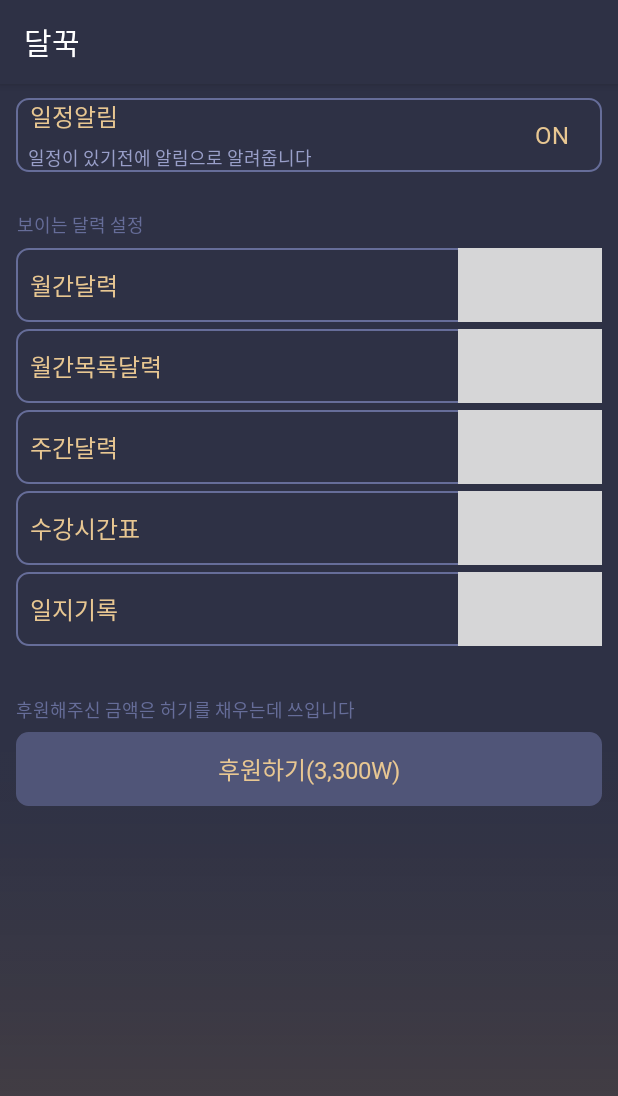
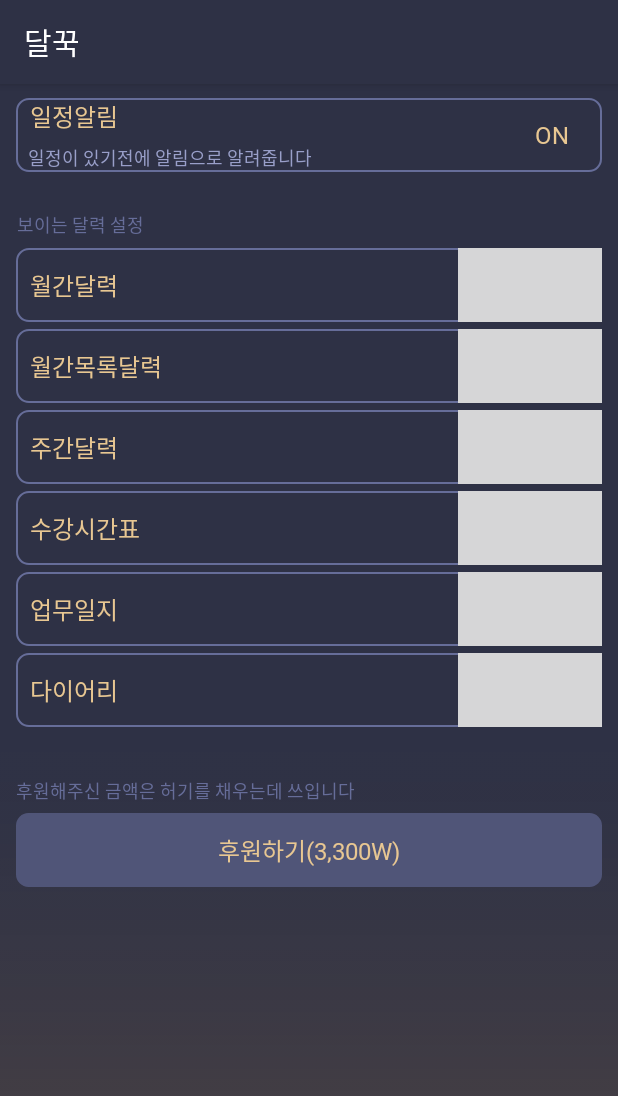
Before and after one commit to Pastel-Team/DalPook, an Android app: the fragment Fragment_Setting shown on its own in the app's theme, on a phone screen of 412 x 824 dp. Shown: the top 1096 px of the screen. Run offline under Robolectric (Android 15) with nearby library versions, the phone set to English and light mode, and no system bars.

Commit message:
10/25 설정 DB 구현

```diff
--- /dev/null
+++ b/app/src/main/java/com/pastel/dalpook/DB/DBHelper.java
@@ -0,0 +1,150 @@
+package com.pastel.dalpook.DB;
+
+import android.content.ContentValues;
+import android.content.Context;
+import android.database.Cursor;
+import android.database.sqlite.SQLiteDatabase;
+import android.database.sqlite.SQLiteOpenHelper;
+
+public class DBHelper extends SQLiteOpenHelper {
+
+    public static final String DATABASE_NAME = "dalpook.db";
+    private static final int DATABASE_VERSION = 3;
+
+    // 설정 테이블 T:true (on) / F:false (off)
+    public static final String TABLE_NAME_SET = "SETTINGS";
+    public static final String COLUMN_PUSH = "push";
+    public static final String COLUMN_MONTH = "month";
+    public static final String COLUMN_MONTH_LIST = "month_list";
+    public static final String COLUMN_WEEK = "week";
+    public static final String COLUMN_LESSON = "lesson";
+    public static final String COLUMN_WORK = "work";
+    public static final String COLUMN_DIARY = "diary";
+
+    // 기록 내용
+    public static final String TABLE_NAME_CONT = "CONTENTS";
+    public static final String COLUMN_DATE = "date";
+    public static final String COLUMN_TIME = "time";
+    public static final String COLUMN_CONT = "cont";
+    public static final String COLUMN_FLAG = "flag"; //달력 식별용.  M:월간 / W:주간 / L:수강표 / B:업무일지 / D:다이어리
+
+    public DBHelper(Context context) {
+        super(context, DATABASE_NAME, null, DATABASE_VERSION);
+    }
+
+    @Override
+    public void onCreate(SQLiteDatabase db) {
+
+        // 설정 테이블
+        db.execSQL(" CREATE TABLE " + TABLE_NAME_SET + " (" +
+                COLUMN_PUSH + " TEXT, " +
+                COLUMN_MONTH + " TEXT," +
+                COLUMN_MONTH_LIST + " TEXT," +
+                COLUMN_WEEK + " TEXT," +
+                COLUMN_LESSON + " TEXT," +
+                COLUMN_WORK + " TEXT," +
+                COLUMN_DIARY + " TEXT);"
+        );
+
+        // 기록 테이블
+        db.execSQL(" CREATE TABLE " + TABLE_NAME_CONT + " (" +
+                COLUMN_DATE + " TEXT, " +
+                COLUMN_TIME + " TEXT," +
+                COLUMN_CONT + " TEXT, " +
+                COLUMN_FLAG + " TEXT);"
+        );
+
+        // 초기 설정
+        ContentValues infValues = new ContentValues();
+        infValues.put(COLUMN_PUSH, "T"); // 초기 티어 돌맹이
+        infValues.put(COLUMN_MONTH, "T");
+        infValues.put(COLUMN_MONTH_LIST, "T");
+        infValues.put(COLUMN_WEEK, "T");
+        infValues.put(COLUMN_LESSON, "T");
+        infValues.put(COLUMN_WORK, "T");
+        infValues.put(COLUMN_DIARY, "T");
+        db.insert(TABLE_NAME_SET, null, infValues);
+    }
+
+    @Override
+    public void onUpgrade(SQLiteDatabase db, int oldVersion, int newVersion) {
+
+        // you can implement here migration process
+        db.execSQL("DROP TABLE IF EXISTS " + TABLE_NAME_SET);
+        db.execSQL("DROP TABLE IF EXISTS " + TABLE_NAME_CONT);
+        this.onCreate(db);
+    }
+
+    /**
+     * Query only 1 record
+     **/
+    // INF 데이터 셀렉트
+    public Cursor getSets() {
+        SQLiteDatabase db = this.getWritableDatabase();
+        String query = "SELECT  * FROM " + TABLE_NAME_SET;
+        Cursor cursor = db.rawQuery(query, null);
+
+        return cursor;
+    }
+
+    /**
+     * Query only 1 record
+     **/
+    // GOAL 데이터 셀렉트
+    public Cursor getConts() {
+        SQLiteDatabase db = this.getWritableDatabase();
+        String query = "SELECT  * FROM " + TABLE_NAME_CONT;
+        Cursor cursor = db.rawQuery(query, null);
+
+        return cursor;
+    }
+
+
+    // 세팅값 변경
+    public void updateSets(String content, String flag) {
+        SQLiteDatabase db = this.getWritableDatabase();
+
+        if(content.equals("push")){
+            db.execSQL("UPDATE " + TABLE_NAME_SET + " SET '" + COLUMN_PUSH + "' = '" + flag + "'");
+        }else if(content.equals("month")){
+            db.execSQL("UPDATE " + TABLE_NAME_SET + " SET '" + COLUMN_MONTH + "' = '" + flag + "'");
+        }else if(content.equals("month_list")){
+            db.execSQL("UPDATE " + TABLE_NAME_SET + " SET '" + COLUMN_MONTH_LIST + "' = '" + flag + "'");
+        }else if(content.equals("week")){
+            db.execSQL("UPDATE " + TABLE_NAME_SET + " SET '" + COLUMN_WEEK + "' = '" + flag + "'");
+        }else if(content.equals("lesson")){
+            db.execSQL("UPDATE " + TABLE_NAME_SET + " SET '" + COLUMN_LESSON + "' = '" + flag + "'");
+        }else if(content.equals("work")){
+            db.execSQL("UPDATE " + TABLE_NAME_SET + " SET '" + COLUMN_WORK + "' = '" + flag + "'");
+        }else if(content.equals("diary")){
+            db.execSQL("UPDATE " + TABLE_NAME_SET + " SET '" + COLUMN_DIARY + "' = '" + flag + "'");
+        }
+        //Toast.makeText(context, "수정되었습니다.", Toast.LENGTH_SHORT).show();
+    }
+
+    // 기록 내용 변경
+    public void updateConts(String date, String time, String content, String flag) {
+        SQLiteDatabase db = this.getWritableDatabase();
+        db.execSQL("UPDATE " + TABLE_NAME_CONT + " SET '" + COLUMN_DATE + "' = '" + date + "', '" + COLUMN_TIME + "' = '"+ time +"', '" + COLUMN_CONT + "', '" + content + "'" +
+                "WHERE '" + COLUMN_DATE + "' = '" + date + "' AND '" + COLUMN_TIME + "' = '" + time + "' AND '" + COLUMN_FLAG + "' = '" + flag + "'");
+    }
+
+    // 기록 내용 추가
+    public void insertConts(String date, String time, String content, String flag){
+        SQLiteDatabase db = this.getWritableDatabase();
+        ContentValues infValues = new ContentValues();
+        infValues.put(COLUMN_DATE, date);
+        infValues.put(COLUMN_TIME, time);
+        infValues.put(COLUMN_CONT, content);
+        infValues.put(COLUMN_FLAG, flag);
+        db.insert(TABLE_NAME_CONT, null, infValues);
+    }
+
+    // 기록 삭제
+    public void deleteConts(String date, String time, String flag) {
+        SQLiteDatabase db = this.getWritableDatabase();
+        db.execSQL("DELETE FROM " + TABLE_NAME_CONT + " WHERE '" + COLUMN_DATE + "' = '" + date + "' AND '" + COLUMN_TIME + "' = '" + time + "' AND '" + COLUMN_FLAG + "' = '" + flag + "'" );
+        //Toast.makeText(context, "삭제되었습니다.", Toast.LENGTH_SHORT).show();
+
+    }
+}
--- /dev/null
+++ b/app/src/main/java/com/pastel/dalpook/DB/DBModels.java
@@ -0,0 +1,107 @@
+package com.pastel.dalpook.DB;
+
+public class DBModels {
+
+    // 기록 내용
+    private String date;
+    private String time;
+    private String cont;
+    private String flag;
+
+    // 설정값
+    private String push;
+    private String month;
+    private String month_list;
+    private String week;
+    private String lesson;
+    private String work;
+    private String diary;
+
+    public String getDate() {
+        return date;
+    }
+
+    public void setDate(String date) {
+        this.date = date;
+    }
+
+    public String getTime() {
+        return time;
+    }
+
+    public void setTime(String time) {
+        this.time = time;
+    }
+
+    public String getCont() {
+        return cont;
+    }
+
+    public void setCont(String cont) {
+        this.cont = cont;
+    }
+
+    public String getFlag() {
+        return flag;
+    }
+
+    public void setFlag(String flag) {
+        this.flag = flag;
+    }
+
+    public String getPush() {
+        return push;
+    }
+
+    public void setPush(String push) {
+        this.push = push;
+    }
+
+    public String getMonth() {
+        return month;
+    }
+
+    public void setMonth(String month) {
+        this.month = month;
+    }
+
+    public String getMonth_list() {
+        return month_list;
+    }
+
+    public void setMonth_list(String month_list) {
+        this.month_list = month_list;
+    }
+
+    public String getWeek() {
+        return week;
+    }
+
+    public void setWeek(String week) {
+        this.week = week;
+    }
+
+    public String getLesson() {
+        return lesson;
+    }
+
+    public void setLesson(String lesson) {
+        this.lesson = lesson;
+    }
+
+    public String getWork() {
+        return work;
+    }
+
+    public void setWork(String work) {
+        this.work = work;
+    }
+
+    public String getDiary() {
+        return diary;
+    }
+
+    public void setDiary(String diary) {
+        this.diary = diary;
+    }
+}
--- a/app/src/main/java/com/pastel/dalpook/Fragment/Fragment_Setting.java
+++ b/app/src/main/java/com/pastel/dalpook/Fragment/Fragment_Setting.java
@@ -1,32 +1,198 @@
 package com.pastel.dalpook.Fragment;
 
+import android.database.Cursor;
 import android.os.Bundle;
 import android.view.LayoutInflater;
 import android.view.View;
 import android.view.ViewGroup;
+import android.widget.Button;
+import android.widget.CheckBox;
+import android.widget.CompoundButton;
 
 import androidx.annotation.NonNull;
 import androidx.annotation.Nullable;
 import androidx.fragment.app.Fragment;
 
+import com.pastel.dalpook.DB.DBHelper;
+import com.pastel.dalpook.DB.DBModels;
 import com.pastel.dalpook.R;
 import com.pastel.dalpook.ViewPagerAdapter;
 
 import java.util.Objects;
 
+import kotlinx.coroutines.channels.ChannelKt;
+
 public class Fragment_Setting extends Fragment {
+
+    private DBHelper dbHelper;
+    private DBModels dbModels;
+
+    private CheckBox chk_push;
+    private CheckBox chk_month;
+    private CheckBox chk_month_list;
+    private CheckBox chk_week;
+    private CheckBox chk_lesson;
+    private CheckBox chk_work;
+    private CheckBox chk_diary;
+    private Button btn_donate;
+
     @Nullable
     @Override
     public View onCreateView(@NonNull LayoutInflater inflater, @Nullable ViewGroup container, @Nullable Bundle savedInstanceState) {
         LayoutInflater lf = Objects.requireNonNull(getActivity()).getLayoutInflater();
         View rootView = lf.inflate(R.layout.fragment_third, container, false); //pass the correct layout name for the fragment
+
         init(rootView);
+        getDB();
 
+        if(dbModels.getPush().equals("T")){
+            chk_push.setChecked(true);
+            chk_push.setText("ON");
+        }else{
+            chk_push.setChecked(false);
+            chk_push.setText("OFF");
+        }
+        if(dbModels.getMonth().equals("T")){
+            chk_month.setChecked(true);
+        }else{
+            chk_month.setChecked(false);
+        }
+        if(dbModels.getMonth_list().equals("T")){
+            chk_month_list.setChecked(true);
+        }else{
+            chk_month_list.setChecked(false);
+        }
+        if(dbModels.getWeek().equals("T")){
+            chk_week.setChecked(true);
+        }else{
+            chk_week.setChecked(false);
+        }
+        if(dbModels.getLesson().equals("T")){
+            chk_lesson.setChecked(true);
+        }else{
+            chk_lesson.setChecked(false);
+        }
+        if(dbModels.getWork().equals("T")){
+            chk_work.setChecked(true);
+        }else{
+            chk_work.setChecked(false);
+        }
+        if(dbModels.getDiary().equals("T")){
+            chk_diary.setChecked(true);
+        }else{
+            chk_diary.setChecked(false);
+        }
+
+        chk_push.setOnCheckedChangeListener(new CompoundButton.OnCheckedChangeListener() {
+            @Override
+            public void onCheckedChanged(CompoundButton compoundButton, boolean b) {
+                if(chk_push.isChecked()){
+                    chk_push.setText("ON");
+                    dbHelper.updateSets("push", "T");
+                }else{
+                    chk_push.setText("OFF");
+                    dbHelper.updateSets("push", "F");
+                }
+            }
+        });
+
+        chk_month.setOnCheckedChangeListener(new CompoundButton.OnCheckedChangeListener() {
+            @Override
+            public void onCheckedChanged(CompoundButton compoundButton, boolean b) {
+                if(chk_month.isChecked()){
+                    dbHelper.updateSets("month", "T");
+                }else{
+                    dbHelper.updateSets("month", "F");
+                }
+            }
+        });
+
+        chk_month_list.setOnCheckedChangeListener(new CompoundButton.OnCheckedChangeListener() {
+            @Override
+            public void onCheckedChanged(CompoundButton compoundButton, boolean b) {
+                if(chk_month_list.isChecked()){
+                    dbHelper.updateSets("month_list", "T");
+                }else{
+                    dbHelper.updateSets("month_list", "F");
+                }
+            }
+        });
+
+        chk_week.setOnCheckedChangeListener(new CompoundButton.OnCheckedChangeListener() {
+            @Override
+            public void onCheckedChanged(CompoundButton compoundButton, boolean b) {
+                if(chk_week.isChecked()){
+                    dbHelper.updateSets("week", "T");
+                }else{
+                    dbHelper.updateSets("week", "F");
+                }
+            }
+        });
+
+        chk_lesson.setOnCheckedChangeListener(new CompoundButton.OnCheckedChangeListener() {
+            @Override
+            public void onCheckedChanged(CompoundButton compoundButton, boolean b) {
+                if(chk_lesson.isChecked()){
+                    dbHelper.updateSets("lesson", "T");
+                }else{
+                    dbHelper.updateSets("lesson", "F");
+                }
+            }
+        });
+
+        chk_work.setOnCheckedChangeListener(new CompoundButton.OnCheckedChangeListener() {
+            @Override
+            public void onCheckedChanged(CompoundButton compoundButton, boolean b) {
+                if(chk_work.isChecked()){
+                    dbHelper.updateSets("work", "T");
+                }else{
+                    dbHelper.updateSets("work", "F");
+                }
+            }
+        });
+
+        chk_diary.setOnCheckedChangeListener(new CompoundButton.OnCheckedChangeListener() {
+            @Override
+            public void onCheckedChanged(CompoundButton compoundButton, boolean b) {
+                if(chk_diary.isChecked()){
+                    dbHelper.updateSets("diary", "T");
+                }else{
+                    dbHelper.updateSets("diary", "F");
+                }
+            }
+        });
 
         return rootView;
     }
 
     private void init(View view){
+        chk_push = (CheckBox) view.findViewById(R.id.chk_push);
+        chk_month = (CheckBox) view.findViewById(R.id.chk_month);
+        chk_month_list = (CheckBox) view.findViewById(R.id.chk_month_list);
+        chk_week = (CheckBox) view.findViewById(R.id.chk_week);
+        chk_lesson = (CheckBox) view.findViewById(R.id.chk_lesson);
+        chk_work = (CheckBox) view.findViewById(R.id.chk_work);
+        chk_diary = (CheckBox) view.findViewById(R.id.chk_diary);
+        btn_donate = (Button) view.findViewById(R.id.btn_donate);
+    }
+
+    private void getDB(){
+        dbModels = new DBModels();
+        dbHelper = new DBHelper(getContext());
+        Cursor cursorSets = dbHelper.getSets();
+
+        //세팅 정보
+        if (cursorSets.getCount() > 0) {
+            cursorSets.moveToFirst();
+
+            dbModels.setPush(cursorSets.getString(0));
+            dbModels.setMonth(cursorSets.getString(1));
+            dbModels.setMonth_list(cursorSets.getString(2));
+            dbModels.setWeek(cursorSets.getString(3));
+            dbModels.setLesson(cursorSets.getString(4));
+            dbModels.setWork(cursorSets.getString(5));
+            dbModels.setDiary(cursorSets.getString(6));
+        }
 
     }
 }
--- a/app/src/main/res/layout/fragment_third.xml
+++ b/app/src/main/res/layout/fragment_third.xml
@@ -99,6 +99,7 @@
             android:fontFamily="@font/mapo_flower_island"/>
 
         <androidx.appcompat.widget.AppCompatCheckBox
+            android:id="@+id/chk_month"
             android:layout_width="wrap_content"
             android:layout_height="wrap_content"
             android:layout_alignParentEnd="true"
@@ -118,7 +119,7 @@
         android:background="@drawable/roundcorner">
 
         <TextView
-            android:layout_width="match_parent"
+            android:layout_width="wrap_content"
             android:layout_height="wrap_content"
             android:layout_marginStart="9dp"
             android:text="월간목록달력"
@@ -128,6 +129,7 @@
             android:fontFamily="@font/mapo_flower_island"/>
 
         <androidx.appcompat.widget.AppCompatCheckBox
+            android:id="@+id/chk_month_list"
             android:layout_width="wrap_content"
             android:layout_height="wrap_content"
             android:layout_alignParentEnd="true"
@@ -147,7 +149,7 @@
         android:background="@drawable/roundcorner">
 
         <TextView
-            android:layout_width="match_parent"
+            android:layout_width="wrap_content"
             android:layout_height="wrap_content"
             android:layout_marginStart="9dp"
             android:text="주간달력"
@@ -157,6 +159,7 @@
             android:fontFamily="@font/mapo_flower_island"/>
 
         <androidx.appcompat.widget.AppCompatCheckBox
+            android:id="@+id/chk_week"
             android:layout_width="wrap_content"
             android:layout_height="wrap_content"
             android:layout_alignParentEnd="true"
@@ -176,7 +179,7 @@
         android:background="@drawable/roundcorner">
 
         <TextView
-            android:layout_width="match_parent"
+            android:layout_width="wrap_content"
             android:layout_height="wrap_content"
             android:layout_marginStart="9dp"
             android:text="수강시간표"
@@ -186,6 +189,37 @@
             android:fontFamily="@font/mapo_flower_island"/>
 
         <androidx.appcompat.widget.AppCompatCheckBox
+            android:id="@+id/chk_lesson"
+            android:layout_width="wrap_content"
+            android:layout_height="wrap_content"
+            android:layout_alignParentEnd="true"
+            android:button="@drawable/selector_chk"
+            android:gravity="center"/>
+
+    </RelativeLayout>
+
+    <RelativeLayout
+        android:id="@+id/ly_work"
+        android:layout_width="match_parent"
+        android:layout_height="49.5dp"
+        android:layout_below="@+id/ly_lesson"
+        android:layout_marginTop="4.5dp"
+        android:layout_marginStart="10.5dp"
+        android:layout_marginEnd="10.5dp"
+        android:background="@drawable/roundcorner">
+
+        <TextView
+            android:layout_width="wrap_content"
+            android:layout_height="wrap_content"
+            android:layout_marginStart="9dp"
+            android:text="업무일지"
+            android:textSize="16sp"
+            android:textColor="#E8C792"
+            android:layout_centerVertical="true"
+            android:fontFamily="@font/mapo_flower_island"/>
+
+        <androidx.appcompat.widget.AppCompatCheckBox
+            android:id="@+id/chk_work"
             android:layout_width="wrap_content"
             android:layout_height="wrap_content"
             android:layout_alignParentEnd="true"
@@ -198,23 +232,24 @@
         android:id="@+id/ly_diary"
         android:layout_width="match_parent"
         android:layout_height="49.5dp"
-        android:layout_below="@+id/ly_lesson"
+        android:layout_below="@+id/ly_work"
         android:layout_marginTop="4.5dp"
         android:layout_marginStart="10.5dp"
         android:layout_marginEnd="10.5dp"
         android:background="@drawable/roundcorner">
 
         <TextView
-            android:layout_width="match_parent"
+            android:layout_width="wrap_content"
             android:layout_height="wrap_content"
             android:layout_marginStart="9dp"
-            android:text="일지기록"
+            android:text="다이어리"
             android:textSize="16sp"
             android:textColor="#E8C792"
             android:layout_centerVertical="true"
             android:fontFamily="@font/mapo_flower_island"/>
 
         <androidx.appcompat.widget.AppCompatCheckBox
+            android:id="@+id/chk_diary"
             android:layout_width="wrap_content"
             android:layout_height="wrap_content"
             android:layout_alignParentEnd="true"
```
